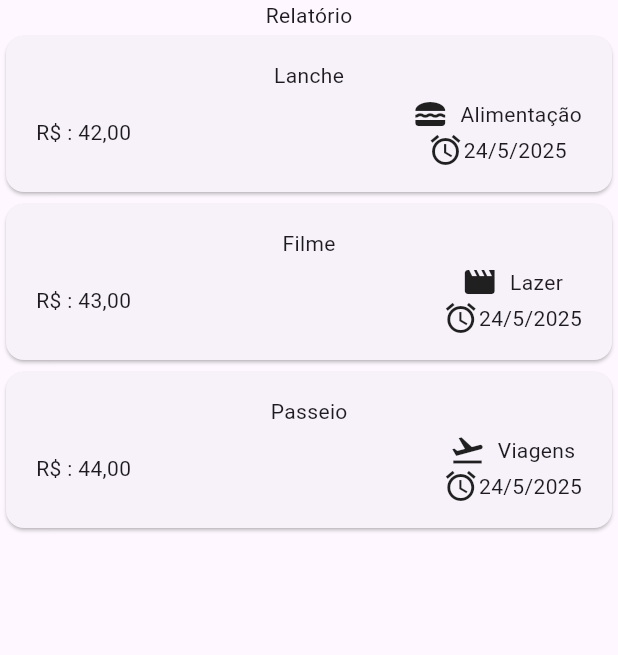
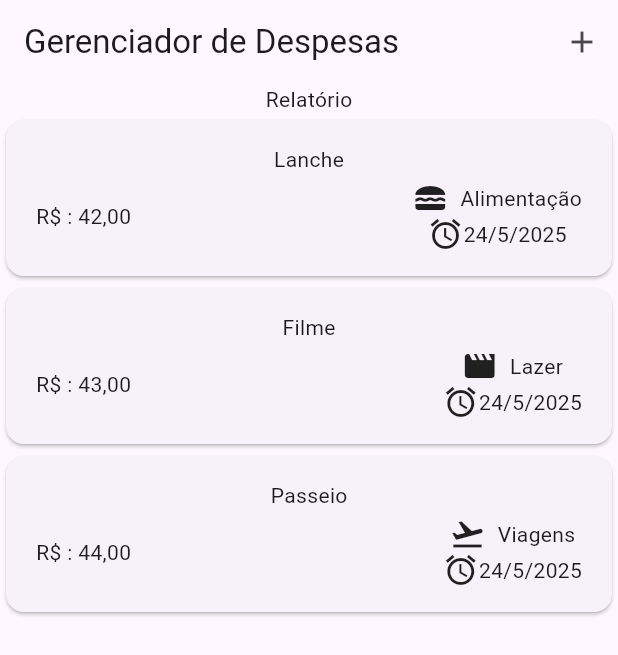
Before and after one commit to rlneto/despesas_flutter, a Flutter app: the screen it shows after launch, on a phone screen of 412 x 824 dp. Shown: the top 655 px of the screen. Run offline on Flutter 3.47's test engine with Material 3 defaults, Android fonts, the light colour scheme and no system bars.

Commit message:
Iniciando modal de registro de despesa

```diff
--- a/lib/widgets/expenses.dart
+++ b/lib/widgets/expenses.dart
@@ -1,4 +1,5 @@
 import 'package:despesas_flutter/widgets/expenses_list/expenses_list.dart';
+import 'package:despesas_flutter/widgets/new_expense.dart';
 import 'package:flutter/material.dart';
 import 'package:despesas_flutter/models/expense.dart';
 
@@ -33,9 +34,19 @@ class _ExpensesState extends State<Expenses> {
     ),
   ];
 
+  void _openAddExpenseOverlay() {
+    showModalBottomSheet(context: context, builder: (ctx) => NewExpense());
+  }
+
   @override
   Widget build(BuildContext context) {
     return Scaffold(
+      appBar: AppBar(
+        title: Text("Gerenciador de Despesas"),
+        actions: [
+          IconButton(onPressed: _openAddExpenseOverlay, icon: Icon(Icons.add)),
+        ],
+      ),
       body: Column(
         children: [
           Text('Relatório'),
```
Also changed, not shown: lib/widgets/new_expense.dart (added, +24 -0 lines), 1 other file.
